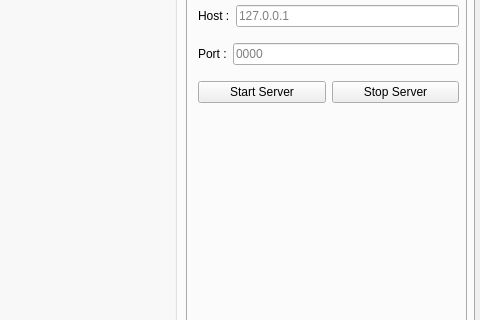
Old version of the form ui/ASSD_DASHBOARD.ui in the repository priyanshu-rawat-2205/assd-nightly; both pictures show x 886 to 1366 and y 97 to 417 of the 1366 by 640 pixel window.
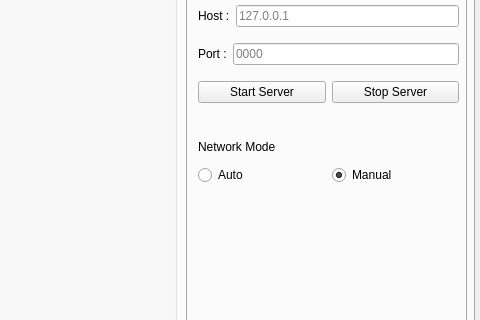
New version of the form.

Commit message: added auto and manual mode network imporved shot detection

```diff
--- a/ui/ASSD_DASHBOARD.ui
+++ b/ui/ASSD_DASHBOARD.ui
@@ -996,6 +996,46 @@
           <bool>false</bool>
          </property>
         </widget>
+        <widget class="QWidget" name="">
+         <property name="geometry">
+          <rect>
+           <x>10</x>
+           <y>150</y>
+           <width>261</width>
+           <height>50</height>
+          </rect>
+         </property>
+         <layout class="QVBoxLayout" name="verticalLayout">
+          <item>
+           <widget class="QLabel" name="label_8">
+            <property name="text">
+             <string>Network Mode</string>
+            </property>
+           </widget>
+          </item>
+          <item>
+           <layout class="QHBoxLayout" name="horizontalLayout_2">
+            <item>
+             <widget class="QRadioButton" name="AutoModeRadioButton">
+              <property name="text">
+               <string>Auto</string>
+              </property>
+             </widget>
+            </item>
+            <item>
+             <widget class="QRadioButton" name="ManualModeRadioButton">
+              <property name="text">
+               <string>Manual</string>
+              </property>
+              <property name="checked">
+               <bool>true</bool>
+              </property>
+             </widget>
+            </item>
+           </layout>
+          </item>
+         </layout>
+        </widget>
        </widget>
        <widget class="QWidget" name="tab_3">
         <attribute name="title">
```
The commit also changes 6 other files.
